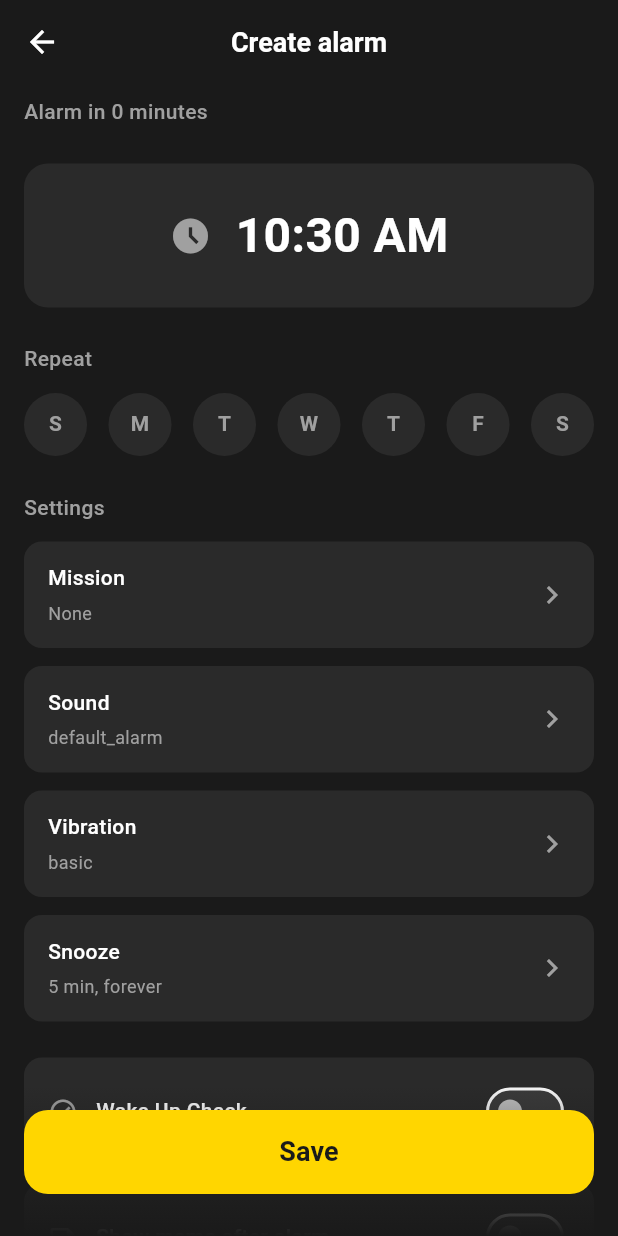
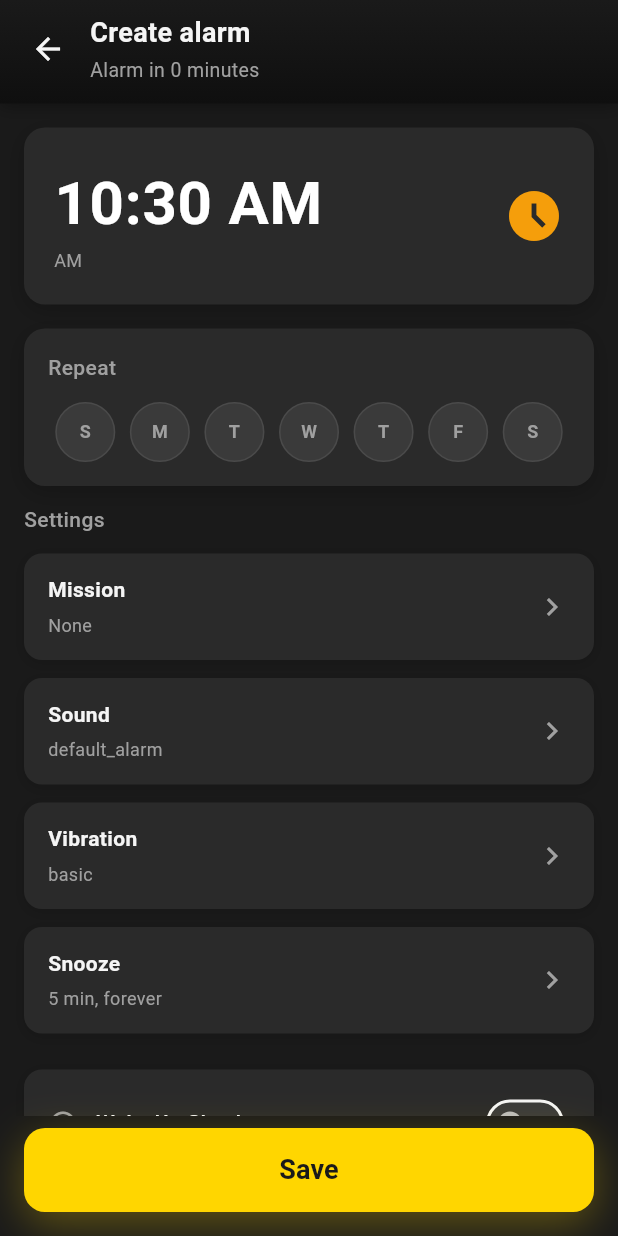
Before and after one commit to prathameshna/elevate, a Flutter app: the EditAlarmScreen screen opened directly, on a phone screen of 412 x 824 dp. Run offline on Flutter 3.47's test engine with Material 3 defaults, Android fonts, the phone set to English and light mode, and no system bars; our stand-ins replace flutter_local_notifications, shared_preferences, timezone; accounts and stored records are empty.

Commit message:
Implement professional alarm screen and fix 12px right overflow issue

```diff
--- a/lib/screens/edit_alarm_screen.dart
+++ b/lib/screens/edit_alarm_screen.dart
@@ -248,160 +248,366 @@ class _EditAlarmScreenState extends State<EditAlarmScreen> {
 
   @override
   Widget build(BuildContext context) {
+    final bottomInset = MediaQuery.of(context).viewInsets.bottom;
+    final safeAreaBottom = MediaQuery.of(context).padding.bottom;
+
     return Scaffold(
       backgroundColor: const Color(0xFF1A1A1A),
-      appBar: AppBar(
-        backgroundColor: Colors.transparent,
-        elevation: 0,
-        leading: IconButton(
-          icon: const Icon(Icons.arrow_back, color: Colors.white),
-          onPressed: () => Navigator.of(context).pop(),
-        ),
-        title: Text(
-          _isEditMode ? 'Edit alarm' : 'Create alarm',
-          style: const TextStyle(
-            color: Colors.white,
-            fontSize: 18,
-            fontWeight: FontWeight.bold,
-          ),
-        ),
-      ),
-      body: Stack(
+      body: Column(
         children: [
-          SingleChildScrollView(
+          // === HEADER SECTION (Non-scrollable, Professional) ===
+          _buildProfessionalHeader(context),
+
+          // === SCROLLABLE CONTENT ===
+          Expanded(
+            child: SingleChildScrollView(
               physics: const BouncingScrollPhysics(),
-            padding: const EdgeInsets.symmetric(horizontal: 16),
+              padding: EdgeInsets.fromLTRB(16, 12, 16, bottomInset + safeAreaBottom + 120),
               child: Column(
-              crossAxisAlignment: CrossAxisAlignment.start,
+                crossAxisAlignment: CrossAxisAlignment.stretch,
                 children: [
-                Padding(
-                  padding: const EdgeInsets.symmetric(vertical: 8),
-                  child: Text(
-                    _getTimeUntilAlarm(),
-                    style: const TextStyle(
-                      color: Color(0xFFA0A0A0),
-                      fontSize: 14,
-                      fontWeight: FontWeight.w500,
-                    ),
-                  ),
-                ),
-                const SizedBox(height: 16),
+                  // --- TIME PICKER SECTION ---
+                  _buildProfessionalTimePicker(),
+                  const SizedBox(height: 12),
 
-                // === TIME PICKER BUTTON ===
-                GestureDetector(
-                  onTap: _pickTime,
-                  child: Container(
-                    width: double.infinity,
-                    padding: const EdgeInsets.all(24),
-                    decoration: BoxDecoration(
-                      color: const Color(0xFF2A2A2A),
-                      borderRadius: BorderRadius.circular(16),
-                    ),
-                    child: Row(
-                      mainAxisAlignment: MainAxisAlignment.center,
-                      children: [
-                        const Icon(Icons.access_time_filled, color: Color(0xFFA0A0A0), size: 28),
-                        const SizedBox(width: 16),
-                        Text(
-                          _selectedTime.format(context),
-                          style: const TextStyle(
-                            color: Colors.white,
-                            fontSize: 32,
-                            fontWeight: FontWeight.bold,
-                          ),
-                        ),
-                      ],
-                    ),
-                  ),
-                ),
-                const SizedBox(height: 24),
+                  // --- DAYS SELECTOR SECTION ---
+                  _buildProfessionalDaysSelector(),
+                  const SizedBox(height: 12),
 
-                // === DAYS SELECTOR ===
-                DayOfWeekSelector(
-                  selectedDays: _selectedDays,
-                  onDaysChanged: (days) => setState(() => _selectedDays = days),
-                ),
-                const SizedBox(height: 24),
-
-                // === SETTINGS TILES ===
+                  // --- SETTINGS SECTION ---
                   _buildSectionLabel('Settings'),
                   const SizedBox(height: 12),
-                _buildSettingTile(
+                  _buildProfessionalSettingTile(
                     label: 'Mission',
                     value: _selectedMission.isEmpty ? 'None' : _selectedMission,
                     onTap: _openMissionSelection,
                   ),
                   const SizedBox(height: 12),
-                _buildSettingTile(
+                  _buildProfessionalSettingTile(
                     label: 'Sound',
                     value: _selectedSound,
                     onTap: _openSoundSelection,
                   ),
                   const SizedBox(height: 12),
-                _buildSettingTile(
+                  _buildProfessionalSettingTile(
                     label: 'Vibration',
                     value: _selectedVibration,
                     onTap: _openVibrationSelection,
                   ),
                   const SizedBox(height: 12),
-                _buildSettingTile(
+                  _buildProfessionalSettingTile(
                     label: 'Snooze',
                     value: '$_snoozeMinutes min${_alwaysSnooze ? ', forever' : ''}',
                     onTap: _openSnoozeConfig,
                   ),
                   const SizedBox(height: 24),
 
-                // === TOGGLES ===
-                _buildToggleTile(
+                  // --- TOGGLES SECTION ---
+                  _buildProfessionalToggleTile(
                     icon: Icons.check_circle_outline,
                     label: 'Wake Up Check',
                     value: _enableWakeUpCheck,
                     onToggle: (v) => setState(() => _enableWakeUpCheck = v),
                   ),
                   const SizedBox(height: 12),
-                _buildToggleTile(
+                  _buildProfessionalToggleTile(
                     icon: Icons.note_outlined,
                     label: 'Show memo after alarm',
                     value: _showMemoAfter,
                     onToggle: (v) => setState(() => _showMemoAfter = v),
                   ),
 
-                if (_showMemoAfter) ...[
-                  const SizedBox(height: 12),
-                  _buildMemoInput(),
-                ],
-
-                const SizedBox(height: 120), // Space for sticky button
+                  // --- CONDITIONAL MEMO ---
+                  AnimatedCrossFade(
+                    firstChild: const SizedBox(width: double.infinity),
+                    secondChild: Padding(
+                      padding: const EdgeInsets.only(top: 12),
+                      child: _buildProfessionalMemoInput(),
+                    ),
+                    crossFadeState: _showMemoAfter ? CrossFadeState.showSecond : CrossFadeState.showFirst,
+                    duration: const Duration(milliseconds: 200),
+                  ),
                 ],
               ),
             ),
+          ),
 
-          // === STICKY SAVE BUTTON ===
-          Align(
-            alignment: Alignment.bottomCenter,
-            child: Container(
-              width: double.infinity,
-              height: 100,
-              padding: const EdgeInsets.fromLTRB(16, 16, 16, 28),
+          // === SAVE BUTTON (Outside scroll, respects safe area) ===
+          _buildProfessionalSaveButton(safeAreaBottom),
+        ],
+      ),
+    );
+  }
+
+  Widget _buildProfessionalHeader(BuildContext context) {
+    return Container(
+      padding: EdgeInsets.only(top: MediaQuery.of(context).padding.top + 8, bottom: 12, left: 8, right: 16),
       decoration: BoxDecoration(
-                gradient: LinearGradient(
+        gradient: const LinearGradient(
           begin: Alignment.topCenter,
           end: Alignment.bottomCenter,
-                  colors: [
-                    const Color(0xFF1A1A1A).withOpacity(0),
-                    const Color(0xFF1A1A1A),
+          colors: [Color(0xFF1A1A1A), Color(0xFF0F0F0F)],
+        ),
+        boxShadow: [
+          BoxShadow(
+            color: Colors.black.withOpacity(0.3),
+            offset: const Offset(0, 2),
+            blurRadius: 8,
+          ),
+        ],
+      ),
+      child: Row(
+        children: [
+          IconButton(
+            icon: const Icon(Icons.arrow_back, color: Color(0xFFF5F5F5), size: 24),
+            onPressed: () => Navigator.of(context).pop(),
+            constraints: const BoxConstraints(minWidth: 48, minHeight: 48),
+          ),
+          const SizedBox(width: 4),
+          Expanded(
+            child: Column(
+              crossAxisAlignment: CrossAxisAlignment.start,
+              mainAxisSize: MainAxisSize.min,
+              children: [
+                Text(
+                  _isEditMode ? 'Edit alarm' : 'Create alarm',
+                  style: const TextStyle(
+                    color: Color(0xFFF5F5F5),
+                    fontSize: 18,
+                    fontWeight: FontWeight.w600,
+                  ),
+                ),
+                const SizedBox(height: 2),
+                Text(
+                  _getTimeUntilAlarm(),
+                  style: const TextStyle(
+                    color: Color(0xFFA0A0A0),
+                    fontSize: 13,
+                    fontWeight: FontWeight.w400,
+                  ),
+                ),
               ],
             ),
           ),
-              child: SizedBox(
+        ],
+      ),
+    );
+  }
+
+  Widget _buildProfessionalTimePicker() {
+    return GestureDetector(
+      onTap: _pickTime,
+      child: Container(
+        margin: const EdgeInsets.symmetric(vertical: 4),
+        padding: const EdgeInsets.all(20),
+        decoration: BoxDecoration(
+          color: const Color(0xFF2A2A2A),
+          borderRadius: BorderRadius.circular(14),
+          boxShadow: [
+            BoxShadow(
+              color: Colors.black.withOpacity(0.2),
+              offset: const Offset(0, 4),
+              blurRadius: 12,
+            ),
+          ],
+        ),
+        child: Row(
+          mainAxisAlignment: MainAxisAlignment.spaceBetween,
+          children: [
+            Column(
+              crossAxisAlignment: CrossAxisAlignment.start,
+              children: [
+                Text(
+                  _selectedTime.format(context),
+                  style: const TextStyle(
+                    color: Colors.white,
+                    fontSize: 40,
+                    fontWeight: FontWeight.bold,
+                    letterSpacing: 0.5,
+                  ),
+                ),
+                Text(
+                  _selectedTime.period == DayPeriod.am ? 'AM' : 'PM',
+                  style: const TextStyle(color: Color(0xFFA0A0A0), fontSize: 12),
+                ),
+              ],
+            ),
+            const Icon(Icons.access_time_filled, color: Color(0xFFF59E0B), size: 40),
+          ],
+        ),
+      ),
+    );
+  }
+
+  Widget _buildProfessionalDaysSelector() {
+    return Container(
+      padding: const EdgeInsets.all(16),
+      decoration: BoxDecoration(
+        color: const Color(0xFF2A2A2A),
+        borderRadius: BorderRadius.circular(14),
+        boxShadow: [
+          BoxShadow(
+            color: Colors.black.withOpacity(0.2),
+            offset: const Offset(0, 4),
+            blurRadius: 12,
+          ),
+        ],
+      ),
+      child: DayOfWeekSelector(
+        selectedDays: _selectedDays,
+        onDaysChanged: (days) => setState(() => _selectedDays = days),
+      ),
+    );
+  }
+
+  Widget _buildProfessionalSettingTile({required String label, required String value, required VoidCallback onTap}) {
+    return GestureDetector(
+      onTap: onTap,
+      child: Container(
+        padding: const EdgeInsets.symmetric(horizontal: 16, vertical: 14),
+        decoration: BoxDecoration(
+          color: const Color(0xFF2A2A2A),
+          borderRadius: BorderRadius.circular(12),
+          boxShadow: [
+            BoxShadow(
+              color: Colors.black.withOpacity(0.15),
+              offset: const Offset(0, 2),
+              blurRadius: 8,
+            ),
+          ],
+        ),
+        child: Row(
+          mainAxisAlignment: MainAxisAlignment.spaceBetween,
+          children: [
+            Expanded(
+              child: Column(
+                crossAxisAlignment: CrossAxisAlignment.start,
+                children: [
+                  Text(
+                    label,
+                    style: const TextStyle(color: Color(0xFFF5F5F5), fontSize: 14, fontWeight: FontWeight.w600),
+                    maxLines: 1,
+                    overflow: TextOverflow.ellipsis,
+                  ),
+                  const SizedBox(height: 4),
+                  Text(
+                    value,
+                    style: const TextStyle(color: Color(0xFFA0A0A0), fontSize: 12, fontWeight: FontWeight.w400),
+                    maxLines: 1,
+                    overflow: TextOverflow.ellipsis,
+                  ),
+                ],
+              ),
+            ),
+            const SizedBox(width: 8),
+            const Icon(Icons.chevron_right, color: Color(0xFFA0A0A0), size: 24),
+          ],
+        ),
+      ),
+    );
+  }
+
+  Widget _buildProfessionalToggleTile({required IconData icon, required String label, required bool value, required Function(bool) onToggle}) {
+    return GestureDetector(
+      onTap: () => onToggle(!value),
+      child: Container(
+        padding: const EdgeInsets.symmetric(horizontal: 16, vertical: 12),
+        decoration: BoxDecoration(
+          color: const Color(0xFF2A2A2A),
+          borderRadius: BorderRadius.circular(12),
+          boxShadow: [
+            BoxShadow(
+              color: Colors.black.withOpacity(0.15),
+              offset: const Offset(0, 2),
+              blurRadius: 8,
+            ),
+          ],
+        ),
+        child: Row(
+          mainAxisAlignment: MainAxisAlignment.spaceBetween,
+          children: [
+            Expanded(
+              child: Row(
+                children: [
+                  Icon(icon, color: const Color(0xFFA0A0A0), size: 20),
+                  const SizedBox(width: 12),
+                  Text(
+                    label,
+                    style: const TextStyle(color: Color(0xFFF5F5F5), fontSize: 14, fontWeight: FontWeight.w500),
+                    maxLines: 1,
+                    overflow: TextOverflow.ellipsis,
+                  ),
+                ],
+              ),
+            ),
+            Switch.adaptive(
+              value: value,
+              onChanged: onToggle,
+              activeColor: const Color(0xFF14B8A6),
+              inactiveTrackColor: const Color(0xFF3A3A3A),
+            ),
+          ],
+        ),
+      ),
+    );
+  }
+
+  Widget _buildProfessionalMemoInput() {
+    return Container(
+      padding: const EdgeInsets.all(12),
+      decoration: BoxDecoration(
+        color: const Color(0xFF2A2A2A),
+        borderRadius: BorderRadius.circular(12),
+        border: Border.all(color: const Color(0xFF3A3A3A)),
+        boxShadow: [
+          BoxShadow(
+            color: Colors.black.withOpacity(0.15),
+            offset: const Offset(0, 2),
+            blurRadius: 8,
+          ),
+        ],
+      ),
+      child: TextField(
+        controller: _memoController,
+        maxLines: null,
+        minLines: 3,
+        cursorColor: const Color(0xFF14B8A6),
+        style: const TextStyle(color: Color(0xFFF5F5F5), fontSize: 14, fontWeight: FontWeight.w400),
+        decoration: const InputDecoration(
+          hintText: 'Enter an alarm memo',
+          hintStyle: TextStyle(color: Color(0xFFA0A0A0)),
+          border: InputBorder.none,
+          isDense: true,
+        ),
+      ),
+    );
+  }
+
+  Widget _buildProfessionalSaveButton(double safeAreaBottom) {
+    return SafeArea(
+      top: false,
+      child: Padding(
+        padding: EdgeInsets.fromLTRB(16, 8, 16, safeAreaBottom > 0 ? 0 : 16),
+        child: Container(
           width: double.infinity,
+          height: 56,
+          decoration: BoxDecoration(
+            borderRadius: BorderRadius.circular(14),
+            boxShadow: [
+              BoxShadow(
+                color: const Color(0xFFFFD600).withOpacity(0.3),
+                offset: const Offset(0, 8),
+                blurRadius: 24,
+              ),
+            ],
+          ),
           child: ElevatedButton(
             onPressed: _isLoading ? null : _saveAlarm,
             style: ElevatedButton.styleFrom(
               backgroundColor: const Color(0xFFFFD600),
               foregroundColor: const Color(0xFF1A1A1A),
               disabledBackgroundColor: const Color(0xFFFFD600).withOpacity(0.5),
-                    shape: RoundedRectangleBorder(borderRadius: BorderRadius.circular(16)),
+              shape: RoundedRectangleBorder(borderRadius: BorderRadius.circular(14)),
               elevation: 0,
             ),
             child: _isLoading
@@ -412,13 +618,10 @@ class _EditAlarmScreenState extends State<EditAlarmScreen> {
                   )
                 : const Text(
                     'Save',
-                          style: TextStyle(fontSize: 18, fontWeight: FontWeight.bold),
+                    style: TextStyle(fontSize: 18, fontWeight: FontWeight.w600),
                   ),
           ),
         ),
-            ),
-          ),
-        ],
       ),
     );
   }
@@ -433,90 +636,4 @@ class _EditAlarmScreenState extends State<EditAlarmScreen> {
       ),
     );
   }
-
-  Widget _buildSettingTile({required String label, required String value, required VoidCallback onTap}) {
-    return GestureDetector(
-      onTap: onTap,
-      child: Container(
-        padding: const EdgeInsets.symmetric(horizontal: 16, vertical: 14),
-        decoration: BoxDecoration(
-          color: const Color(0xFF2A2A2A),
-          borderRadius: BorderRadius.circular(12),
-        ),
-        child: Row(
-          mainAxisAlignment: MainAxisAlignment.spaceBetween,
-          children: [
-            Column(
-              crossAxisAlignment: CrossAxisAlignment.start,
-              children: [
-                Text(
-                  label,
-                  style: const TextStyle(color: Colors.white, fontSize: 14, fontWeight: FontWeight.w500),
-                ),
-                const SizedBox(height: 4),
-                Text(
-                  value,
-                  style: const TextStyle(color: Color(0xFFA0A0A0), fontSize: 12),
-                ),
-              ],
-            ),
-            const Icon(Icons.chevron_right, color: Color(0xFFA0A0A0)),
-          ],
-        ),
-      ),
-    );
 }
-
-  Widget _buildToggleTile({required IconData icon, required String label, required bool value, required Function(bool) onToggle}) {
-    return Container(
-      padding: const EdgeInsets.symmetric(horizontal: 16, vertical: 12),
-      decoration: BoxDecoration(
-        color: const Color(0xFF2A2A2A),
-        borderRadius: BorderRadius.circular(12),
-      ),
-      child: Row(
-        mainAxisAlignment: MainAxisAlignment.spaceBetween,
-        children: [
-          Row(
-            children: [
-              Icon(icon, color: const Color(0xFFA0A0A0), size: 20),
-              const SizedBox(width: 12),
-              Text(
-                label,
-                style: const TextStyle(color: Colors.white, fontSize: 14, fontWeight: FontWeight.w500),
-              ),
-            ],
-          ),
-          Switch.adaptive(
-            value: value,
-            onChanged: onToggle,
-            activeColor: const Color(0xFF14B8A6),
-            inactiveTrackColor: const Color(0xFF3A3A3A),
-          ),
-        ],
-      ),
-    );
-  }
-
-  Widget _buildMemoInput() {
-    return Container(
-      padding: const EdgeInsets.symmetric(horizontal: 16, vertical: 4),
-      decoration: BoxDecoration(
-        color: const Color(0xFF2A2A2A),
-        borderRadius: BorderRadius.circular(12),
-        border: Border.all(color: const Color(0xFF3A3A3A)),
-      ),
-      child: TextField(
-        controller: _memoController,
-        maxLines: null,
-        minLines: 3,
-        style: const TextStyle(color: Colors.white, fontSize: 14),
-        decoration: const InputDecoration(
-          hintText: 'Enter an alarm memo',
-          hintStyle: TextStyle(color: Color(0xFFA0A0A0)),
-          border: InputBorder.none,
-        ),
-      ),
-    );
-  }
-}
--- a/lib/widgets/day_of_week_selector.dart
+++ b/lib/widgets/day_of_week_selector.dart
@@ -55,7 +55,7 @@ class _DayOfWeekSelectorState extends State<DayOfWeekSelector> {
         ),
         const SizedBox(height: 12),
         Row(
-          mainAxisAlignment: MainAxisAlignment.spaceBetween,
+          mainAxisAlignment: MainAxisAlignment.spaceAround,
           children: List.generate(
             7,
             (index) {
@@ -65,19 +65,16 @@ class _DayOfWeekSelectorState extends State<DayOfWeekSelector> {
                 onTap: () => _toggleDay(index),
                 child: AnimatedContainer(
                   duration: const Duration(milliseconds: 200),
-                  width: 42,
-                  height: 42,
+                  width: 40,
+                  height: 40,
                   decoration: BoxDecoration(
                     shape: BoxShape.circle,
                     color: isSelected
                         ? const Color(0xFF14B8A6)
-                        : const Color(0xFF2A2A2A),
-                    border: Border.all(
-                      color: isSelected
-                          ? const Color(0xFFFFD600)
-                          : Colors.transparent,
-                      width: 2,
-                    ),
+                        : const Color(0xFF3A3A3A),
+                    border: isSelected
+                        ? Border.all(color: const Color(0xFFFFD600), width: 2)
+                        : Border.all(color: const Color(0xFF4A4A4A), width: 1),
                   ),
                   child: Center(
                     child: Text(
@@ -86,8 +83,8 @@ class _DayOfWeekSelectorState extends State<DayOfWeekSelector> {
                         color: isSelected
                             ? Colors.white
                             : const Color(0xFFA0A0A0),
-                        fontSize: 14,
-                        fontWeight: FontWeight.bold,
+                        fontSize: 12,
+                        fontWeight: FontWeight.w600,
                       ),
                     ),
                   ),
```
Lines whose indentation alone changed are shown as unchanged.
